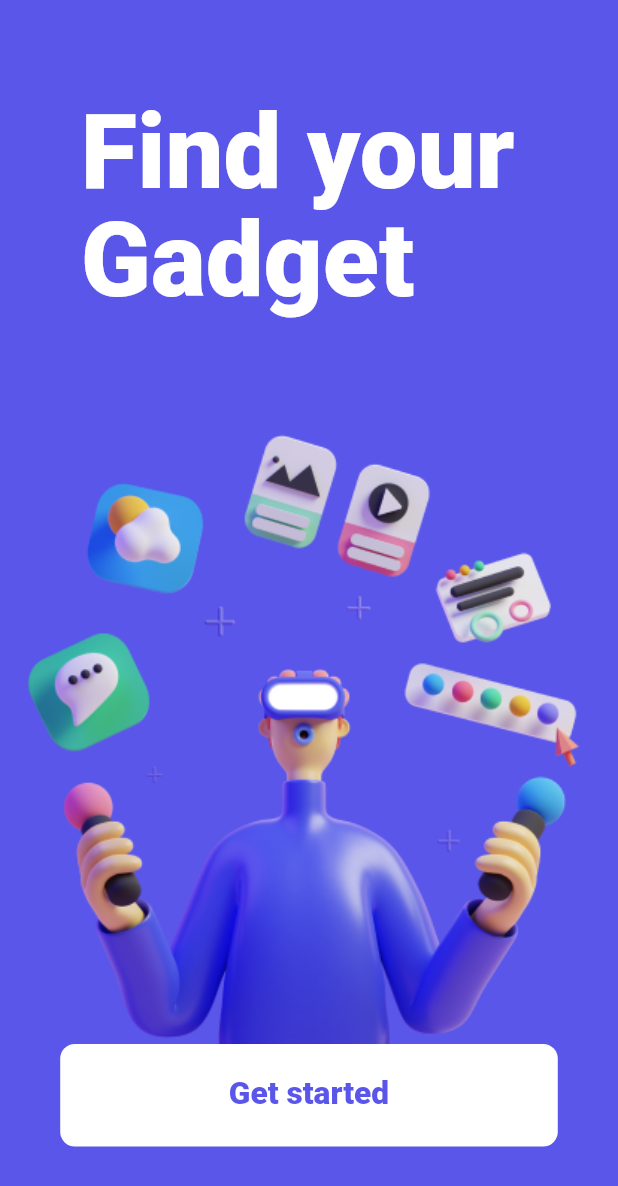
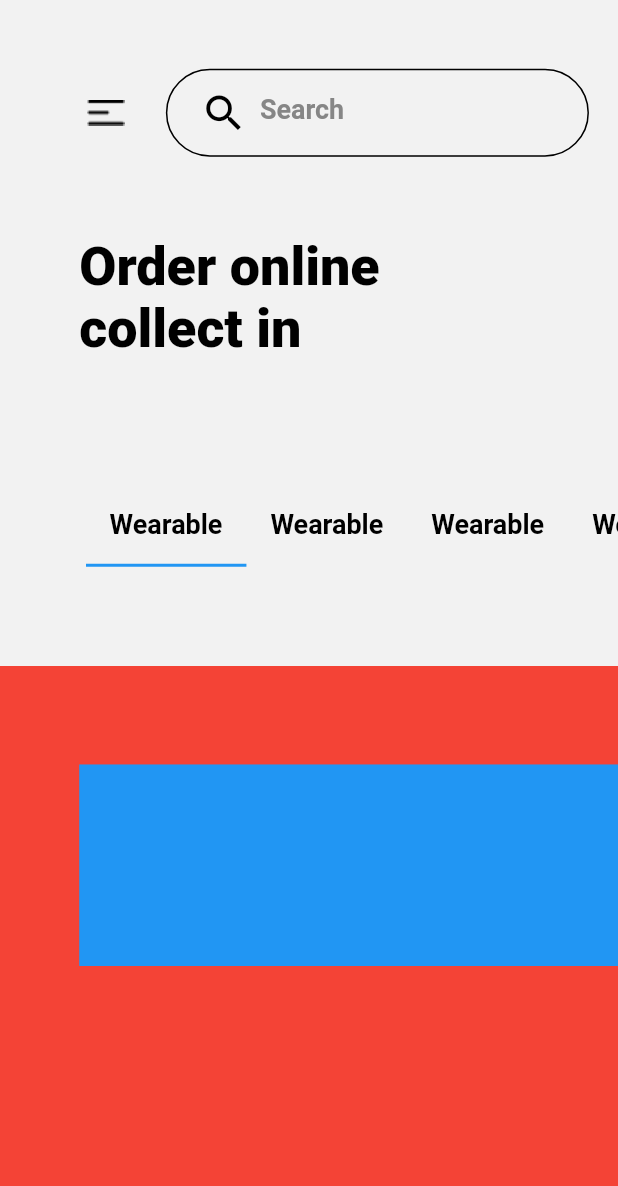
Before and after one commit to doanduccuong/signin_register_form, a Flutter app: the screen it shows after launch, on a phone screen of 412 x 824 dp. Shown: the top 1186 px of the screen. Run offline on Flutter 3.47's test engine with Material 2 defaults, Android fonts, the phone set to English and light mode, and no system bars; our stand-ins replace bloc, equatable, flutter_bloc, flutter_screenutil; missing offline and left inert: dart:ffi; Roboto replaces fonts that are missing (Poppins).

Commit message:
home screen added

```diff
--- a/lib/configs/colors.dart
+++ b/lib/configs/colors.dart
@@ -8,4 +8,5 @@ class AppColors{
   static const Color aPrimaryColor=Color(0xFF706EFD);
   static const Color textColor1=Color(0xFF000000);
   static const Color bPrimaryColor=Color(0xFF868686);
+  static const Color homeBackGroundColor=Color(0xFFF2F2F2);
 }
--- /dev/null
+++ b/lib/configs/constants.dart
@@ -0,0 +1,8 @@
+class Constants{
+ static const  List<String> tabbarTitle=[
+   'Wearable',
+   'Laptops',
+   'Phones',
+   'Drones',
+ ];
+}
--- a/lib/configs/images.dart
+++ b/lib/configs/images.dart
@@ -1,3 +1,4 @@
 class AppImages{
   static const String imgSaly19="assets/images/img_saly_19.png";
+  static const String imgVector="assets/images/img_vector.png";
 }
--- a/lib/cubit/app_cubit.dart
+++ b/lib/cubit/app_cubit.dart
@@ -3,7 +3,7 @@ import 'package:signin_register_form/cubit/app_cubit_states.dart';
 
 class AppCubit extends Cubit<CubitStates>{
   AppCubit( ) : super(InitialState()){
-    emit(SplashState());
+    emit(HomeState());
   }
   goLogInScreen(){
     emit(LogInState());
--- a/lib/cubit/app_cubit_logics.dart
+++ b/lib/cubit/app_cubit_logics.dart
@@ -2,6 +2,7 @@ import 'package:flutter/material.dart';
 import 'package:flutter_bloc/flutter_bloc.dart';
 import 'package:signin_register_form/cubit/app_cubit.dart';
 import 'package:signin_register_form/cubit/app_cubit_states.dart';
+import 'package:signin_register_form/ui/home_screen/home_screen.dart';
 import 'package:signin_register_form/ui/login_screen/login_screen.dart';
 
 import '../ui/splash_screen/splash_screen.dart';
@@ -22,6 +23,9 @@ class AppCubitLogics extends StatelessWidget {
           if(state is LogInState){
             return const LogInScreen();
           }
+          if(state is HomeState){
+            return const HomeScreen();
+          }
           else {
             return Container(
               color: Colors.red,
--- a/lib/cubit/app_cubit_states.dart
+++ b/lib/cubit/app_cubit_states.dart
@@ -16,3 +16,8 @@ class LogInState extends CubitStates{
   // TODO: implement props
   List<Object?> get props => throw [];
 }
+class HomeState extends CubitStates{
+  @override
+  // TODO: implement props
+  List<Object?> get props => throw [];
+}
--- /dev/null
+++ b/lib/ui/home_screen/home_screen.dart
@@ -0,0 +1,140 @@
+import 'dart:ffi';
+
+import 'package:flutter/material.dart';
+import 'package:signin_register_form/component/text/text_bold.dart';
+import 'package:signin_register_form/component/text/text_normal.dart';
+import 'package:signin_register_form/configs/colors.dart';
+import 'package:flutter_screenutil/flutter_screenutil.dart';
+import 'package:signin_register_form/configs/constants.dart';
+import 'package:signin_register_form/configs/images.dart';
+import 'package:signin_register_form/ui/home_screen/widget/test.dart';
+import 'package:signin_register_form/ui/home_screen/widget/wearable_tab.dart';
+
+class HomeScreen extends StatefulWidget {
+  const HomeScreen({Key? key}) : super(key: key);
+
+  @override
+  State<HomeScreen> createState() => _HomeScreenState();
+}
+
+class _HomeScreenState extends State<HomeScreen> with TickerProviderStateMixin {
+  late TabController _tabController;
+  @override
+  void initState() {
+    // TODO: implement initState
+    _tabController =
+        TabController(length: Constants.tabbarTitle.length, vsync: this);
+    super.initState();
+  }
+
+  @override
+  void dispose() {
+    // TODO: implement dispose
+    _tabController.dispose();
+    super.dispose();
+  }
+
+  @override
+  Widget build(BuildContext context) {
+    return Scaffold(
+      backgroundColor: AppColors.homeBackGroundColor,
+      body: Column(
+        children: [
+          SizedBox(
+            height: 47.h,
+          ),
+          //Search Field
+          Row(
+            children: [
+              SizedBox(
+                width: 55.w,
+              ),
+              InkWell(
+                onTap: () {},
+                child: Image.asset(AppImages.imgVector),
+              ),
+              Container(
+                padding: EdgeInsets.only(left: 13.w),
+                alignment: Alignment.center,
+                margin: EdgeInsets.only(left: 26.w),
+                decoration: BoxDecoration(
+                  border: Border.all(color: Colors.black),
+                  borderRadius: BorderRadius.circular(30.r),
+                ),
+                height: 60.h,
+                width: 267.w,
+                child: TextFormField(
+                  decoration: InputDecoration(
+                      border: InputBorder.none,
+                      prefixIcon: Icon(
+                        Icons.search,
+                        size: 30.sp,
+                        color: Colors.black,
+                      ),
+                      hintText: 'Search',
+                      hintStyle: TextStyle(
+                        color: AppColors.bPrimaryColor,
+                        fontWeight: FontWeight.w600,
+                        fontSize: 17.sp,
+                        height: 1.17.h,
+                      )),
+                ),
+              )
+            ],
+          ),
+          Container(
+            margin: EdgeInsets.only(
+                right: 121.w, left: 50.w, top: 55.h, bottom: 56.h),
+            height: 80.h,
+            width: 243.w,
+            child: TextBold(
+              title: 'Order online collect in store',
+              colors: AppColors.textColor1,
+              size: 34.sp,
+              height: 1.17.h,
+            ),
+          ),
+          //tab bar
+          Padding(
+            padding: EdgeInsets.only(left: 54.w,right: 0.w),
+            child: TabBar(
+              isScrollable: true,
+              controller: _tabController,
+              tabs: List.generate(
+                Constants.tabbarTitle.length,
+                (index) {
+                  return SizedBox(
+                    height: 87.h,
+                    child: Tab(
+                      icon: const Icon(null),
+                      child: TextNormal(
+                        colors: Colors.black,
+                        title: 'Wearable',
+                        size: 17.sp,
+                        height: 1.17.h,
+                        fontWeight: FontWeight.w600,
+                      ),
+                    ),
+                  );
+                },
+              ),
+            ),
+          ),
+          SizedBox(height: 67.48.h),
+          // // tabbar view
+          Expanded(
+            child: TabBarView(
+              controller: _tabController,
+              children: [
+                Test(),
+                wearableTab(),
+                wearableTab(),
+                wearableTab(),
+              ],
+            ),
+          )
+        ],
+      ),
+    );
+  }
+}
--- /dev/null
+++ b/lib/ui/home_screen/widget/test.dart
@@ -0,0 +1,16 @@
+import 'package:flutter/material.dart';
+import 'package:flutter_screenutil/flutter_screenutil.dart';
+class Test extends StatelessWidget {
+  const Test({Key? key}) : super(key: key);
+
+  @override
+  Widget build(BuildContext context) {
+    return Container(
+      padding: EdgeInsets.only(top: 67.48.h,left: 50.w,bottom: 180),
+      color: Colors.red,
+      child: Container(
+        color: Colors.blue,
+      )
+    );
+  }
+}
--- /dev/null
+++ b/lib/ui/home_screen/widget/wearable_tab.dart
@@ -0,0 +1,64 @@
+import 'package:flutter/cupertino.dart';
+import 'package:flutter/material.dart';
+import 'package:signin_register_form/component/text/text_normal.dart';
+import 'package:signin_register_form/configs/colors.dart';
+import 'package:signin_register_form/configs/constants.dart';
+import 'package:flutter_screenutil/flutter_screenutil.dart';
+
+Widget wearableTab() {
+  return Container(
+    padding: EdgeInsets.only(left: 50.w,bottom: 180.h),
+    child: ListView.builder(
+      scrollDirection: Axis.horizontal,
+      itemCount: Constants.tabbarTitle.length,
+      itemBuilder: (context, index) {
+        return Container(
+          margin: EdgeInsets.only(right: 34.w),
+          width: 220.w,
+          child: Stack(
+            children: [
+              Positioned(
+                top: 47.52.h,
+                bottom: 0.h,
+                child: Container(
+                  width: 220.w,
+                  decoration: BoxDecoration(
+                    borderRadius: BorderRadius.circular(20.r),
+                    color: Colors.white,
+                  ),
+                ),
+              ),
+              Positioned(
+                top:0,
+                left: 34.79.w,
+                right: 28.w,
+                child: Container(
+                  height: 157.21.h,
+                  width: 157.21.w,
+                  decoration: const BoxDecoration(
+                    shape: BoxShape.circle,
+                    image: DecorationImage(
+                      fit: BoxFit.fill,
+                      image: NetworkImage(
+                        "https://images.fpt.shop/unsafe/fit-in/214x214/filters:quality(90):fill(white)/fptshop.com.vn/Uploads/Originals/2020/9/29/637369907197319165_Apple%C2%A0Watch%20SE%20GPS%C2%A040mm%20dai%20dien.png",
+                      ),
+                    ),
+                  ),
+                ),
+              ),
+              Positioned(
+                bottom: 73.h,
+                child: Column(
+                  children: [
+                    TextNormal(title: 'Apple Watch',size: 22.sp,height: 1.17.h,colors: AppColors.textColor1,)
+                  ],
+                ),
+              )
+
+            ],
+          )
+        );
+      },
+    ),
+  );
+}
```
Also changed, not shown: assets/images/img_vector.png (added).
